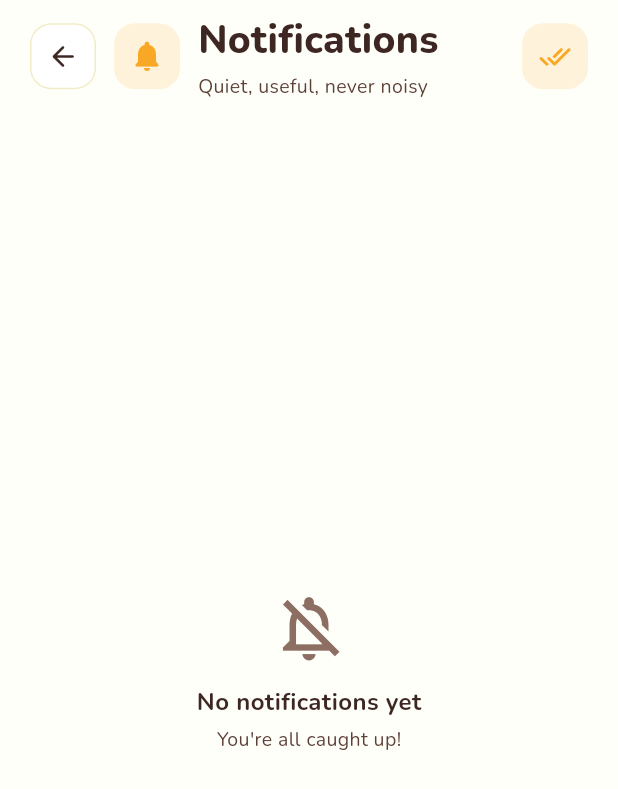
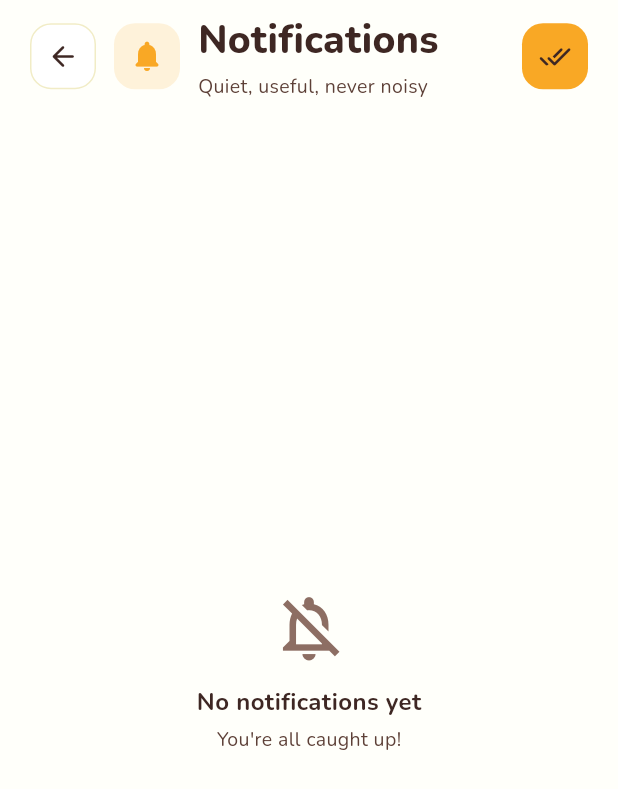
Before and after one commit to Tracy0708/mindmate, a Flutter app: the NotificationCenterScreen screen opened by its route, on a phone screen of 412 x 824 dp. Shown: the top 789 px of the screen. Run offline on Flutter 3.47's test engine with Material 3 defaults, Android fonts, the phone set to English and light mode, and no system bars; our stand-ins replace cloud_firestore, cloud_functions, firebase_auth, firebase_core, firebase_messaging, fl_chart and 8 more; missing offline and left inert: flutter_twemoji; accounts and stored records are empty; network calls fail.

Commit message:
fix: Update notification center colors for improved visibility and consistency

```diff
--- a/lib/screens/notification_center_screen.dart
+++ b/lib/screens/notification_center_screen.dart
@@ -68,7 +68,7 @@ class NotificationCenterScreen extends StatelessWidget {
                   : Tooltip(
                       message: 'Mark all read',
                       child: Material(
-                        color: AppColors.primary.withValues(alpha: 0.15),
+                        color: AppColors.primary,
                         borderRadius: BorderRadius.circular(14),
                         child: InkWell(
                           borderRadius: BorderRadius.circular(14),
@@ -78,7 +78,7 @@ class NotificationCenterScreen extends StatelessWidget {
                             height: 44,
                             child: Center(
                               child: Icon(Icons.done_all_rounded,
-                                  color: AppColors.primary, size: 22),
+                                  color: AppColors.textDark, size: 22),
                             ),
                           ),
                         ),
```
